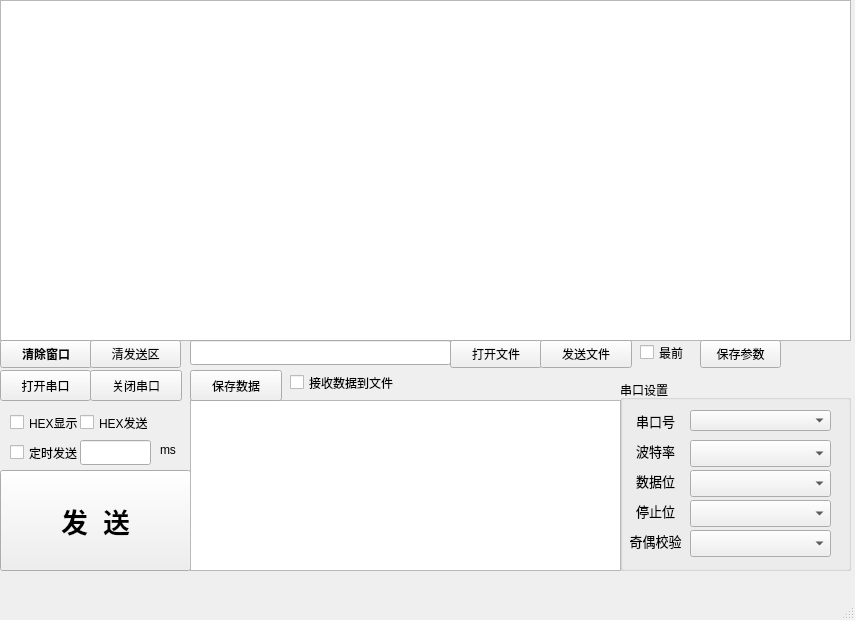
This is src/lscom/lscom.ui in HBolck/lscom as Qt 5 draws it before an edit. The edited form follows.
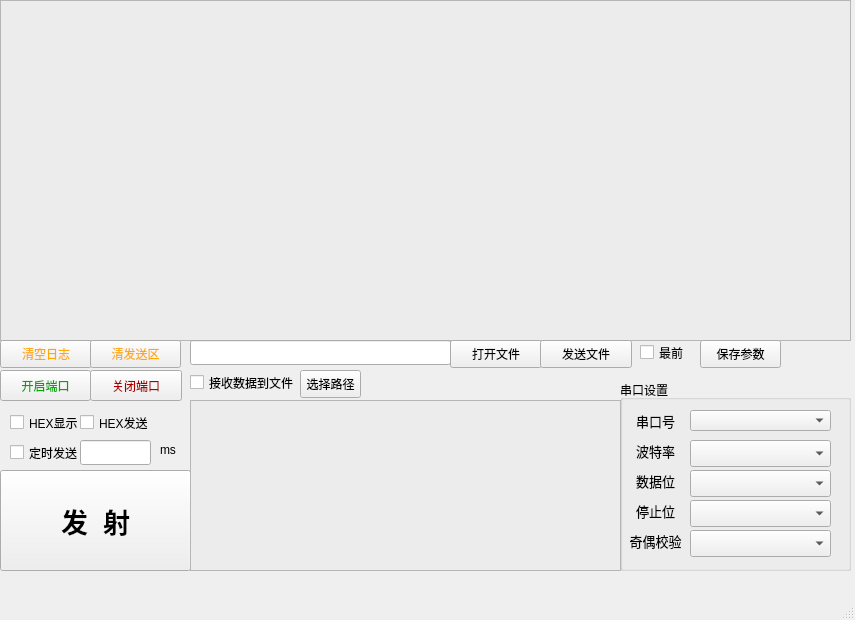
This is the edited form.

Commit message: feature:https://gitee.com/hblockd/lscom/issues/IB6236 保存配置参数（使用ini或json的方式实现）

```diff
--- a/src/lscom/lscom.ui
+++ b/src/lscom/lscom.ui
@@ -203,8 +203,11 @@
       <bold>true</bold>
      </font>
     </property>
+    <property name="styleSheet">
+     <string notr="true"/>
+    </property>
     <property name="text">
-     <string>发  送</string>
+     <string>发  射</string>
     </property>
    </widget>
    <widget class="QTextEdit" name="log_text">
@@ -216,6 +219,9 @@
       <height>341</height>
      </rect>
     </property>
+    <property name="styleSheet">
+     <string notr="true">background-color: rgb(236, 236, 236);</string>
+    </property>
    </widget>
    <widget class="QTextEdit" name="text_send">
     <property name="geometry">
@@ -226,6 +232,10 @@
       <height>171</height>
      </rect>
     </property>
+    <property name="styleSheet">
+     <string notr="true">background-color: rgb(236, 236, 236);
+border-color: rgb(98, 98, 98);</string>
+    </property>
    </widget>
    <widget class="QPushButton" name="btu_clear_log_text">
     <property name="geometry">
@@ -238,11 +248,14 @@
     </property>
     <property name="font">
      <font>
-      <bold>true</bold>
+      <bold>false</bold>
      </font>
     </property>
+    <property name="styleSheet">
+     <string notr="true">color: rgb(255, 170, 0);</string>
+    </property>
     <property name="text">
-     <string>清除窗口</string>
+     <string>清空日志</string>
     </property>
    </widget>
    <widget class="QPushButton" name="btu_send_data_3">
@@ -280,6 +293,9 @@
       <height>28</height>
      </rect>
     </property>
+    <property name="styleSheet">
+     <string notr="true">color: rgb(255, 170, 0);</string>
+    </property>
     <property name="text">
      <string>清发送区</string>
     </property>
@@ -332,8 +348,11 @@
       <height>31</height>
      </rect>
     </property>
+    <property name="styleSheet">
+     <string notr="true">color: rgb(0, 170, 0);</string>
+    </property>
     <property name="text">
-     <string>打开串口</string>
+     <string>开启端口</string>
     </property>
     <property name="autoDefault">
      <bool>false</bool>
@@ -348,8 +367,11 @@
       <height>31</height>
      </rect>
     </property>
+    <property name="styleSheet">
+     <string notr="true">color: rgb(170, 0, 0);</string>
+    </property>
     <property name="text">
-     <string>关闭串口</string>
+     <string>关闭端口</string>
     </property>
     <property name="autoDefault">
      <bool>false</bool>
@@ -368,23 +390,10 @@
      <string>HEX显示</string>
     </property>
    </widget>
-   <widget class="QPushButton" name="btu_send_data_10">
-    <property name="geometry">
-     <rect>
-      <x>190</x>
-      <y>370</y>
-      <width>92</width>
-      <height>31</height>
-     </rect>
-    </property>
-    <property name="text">
-     <string>保存数据</string>
-    </property>
-   </widget>
    <widget class="QCheckBox" name="checkBox_4">
     <property name="geometry">
      <rect>
-      <x>290</x>
+      <x>190</x>
       <y>370</y>
       <width>111</width>
       <height>25</height>
@@ -440,6 +449,19 @@
      <string>ms</string>
     </property>
    </widget>
+   <widget class="QPushButton" name="btu_set_revfile_path">
+    <property name="geometry">
+     <rect>
+      <x>300</x>
+      <y>370</y>
+      <width>61</width>
+      <height>28</height>
+     </rect>
+    </property>
+    <property name="text">
+     <string>选择路径</string>
+    </property>
+   </widget>
   </widget>
   <widget class="QMenuBar" name="menubar">
    <property name="geometry">
```
Left out of the diff: 4 changed lines with no effect on the pictures. The commit also changes 5 other files.
